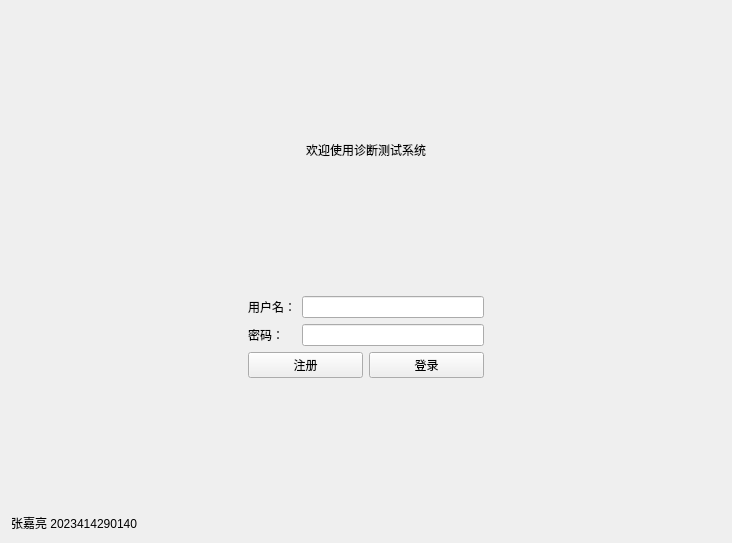
Above: lab3/loginview.ui from zjl8881/2023414290140 before the change. Below: the same form after it.
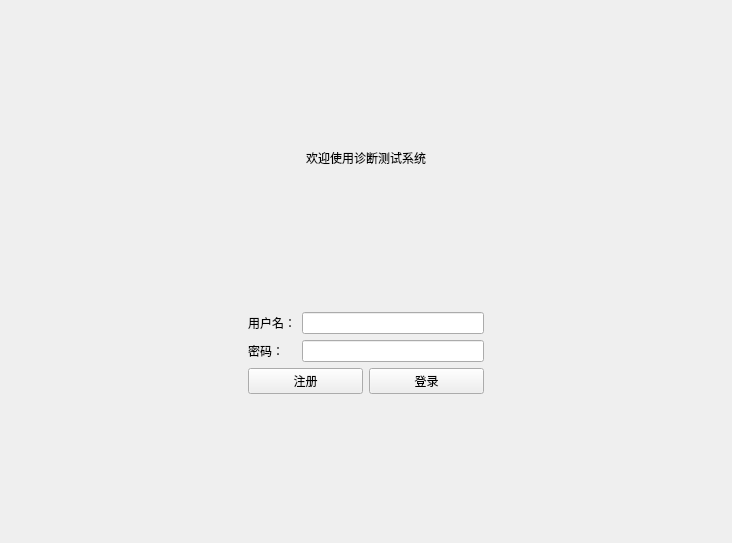
That is the form after the change.

```diff
--- a/lab3/loginview.ui
+++ b/lab3/loginview.ui
@@ -147,13 +147,6 @@
      </property>
     </spacer>
    </item>
-   <item>
-    <widget class="QLabel" name="label_4">
-     <property name="text">
-      <string>张嘉亮 2023414290140</string>
-     </property>
-    </widget>
-   </item>
   </layout>
  </widget>
  <resources/>
```
